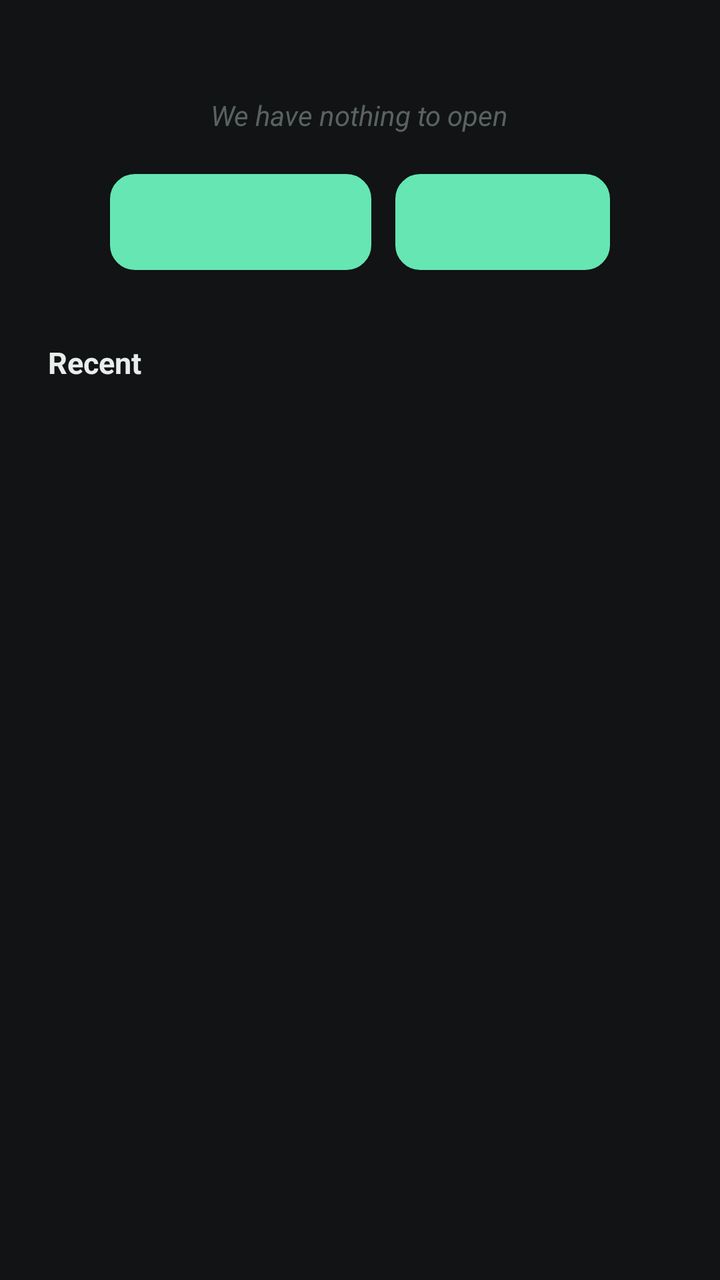
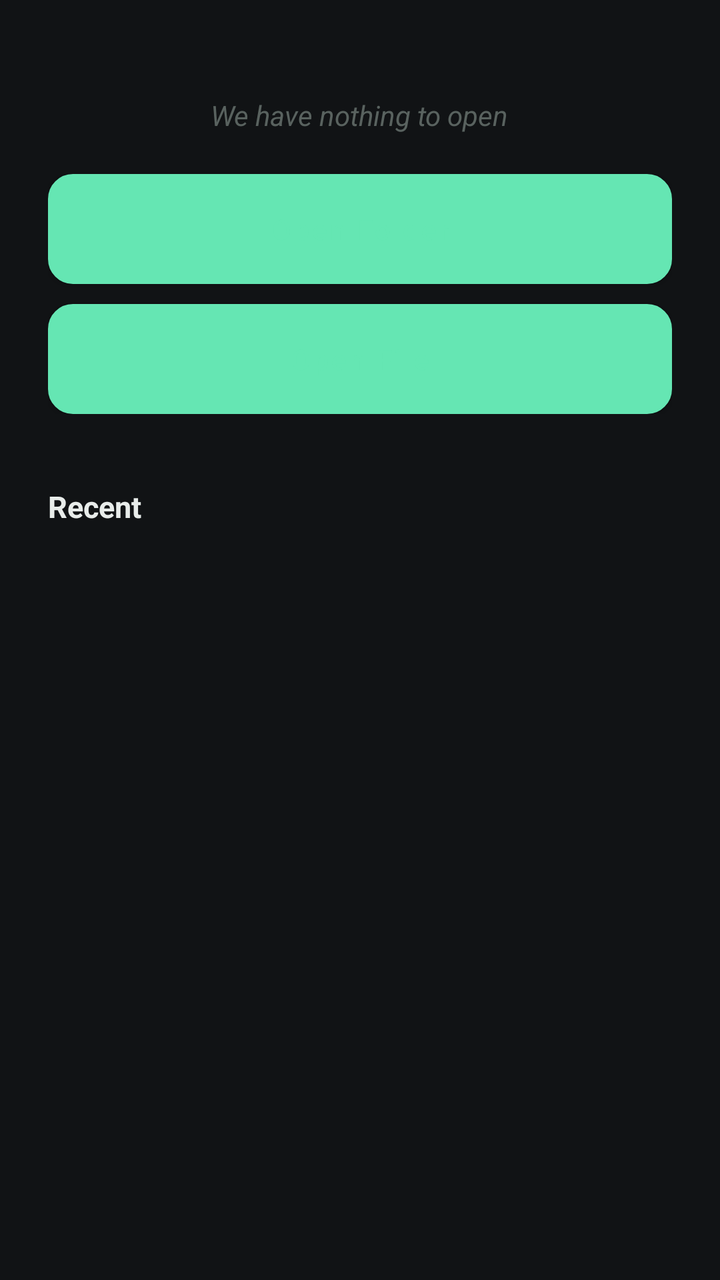

An Android layout rendered at two revisions. The XML below is the earlier revision; the diff shows what the commit changed to produce the second picture.
<!-- AndroidManifest.xml: application theme Theme.PyEdit -->
<!-- res/layout/view_main_workspace.xml -->
<?xml version="1.0" encoding="utf-8"?>
<FrameLayout xmlns:android="http://schemas.android.com/apk/res/android"
    android:layout_width="match_parent"
    android:layout_height="match_parent"
    android:background="@color/editor_background">

    
    <LinearLayout
        android:id="@+id/group_empty_state"
        android:layout_width="match_parent"
        android:layout_height="match_parent"
        android:orientation="vertical"
        android:gravity="center_horizontal"
        android:paddingTop="48dp"
        android:paddingStart="24dp"
        android:paddingEnd="24dp">

        <TextView
            android:layout_width="wrap_content"
            android:layout_height="wrap_content"
            android:text="@string/nothing_to_open"
            android:textColor="@color/text_comment"
            android:textStyle="italic"
            android:alpha="0.7"
            android:textSize="14sp"
            android:layout_marginBottom="20dp" />

        <LinearLayout
            android:layout_width="wrap_content"
            android:layout_height="wrap_content"
            android:orientation="horizontal">

            <Button
                android:id="@+id/btn_open_folder"
                style="?android:attr/borderlessButtonStyle"
                android:layout_width="wrap_content"
                android:layout_height="wrap_content"
                android:text="@string/open_folder"
                android:textColor="@color/mint_primary"
                android:layout_marginEnd="12dp"
                android:background="@drawable/popup_bg"
                android:paddingStart="20dp"
                android:paddingEnd="20dp" />

            <Button
                android:id="@+id/btn_open_file"
                style="?android:attr/borderlessButtonStyle"
                android:layout_width="wrap_content"
                android:layout_height="wrap_content"
                android:text="@string/open_file"
                android:textColor="@color/mint_primary"
                android:background="@drawable/popup_bg"
                android:paddingStart="20dp"
                android:paddingEnd="20dp" />

        </LinearLayout>

        <TextView
            android:layout_width="match_parent"
            android:layout_height="wrap_content"
            android:text="@string/drawer_recent"
            android:textStyle="bold"
            android:textColor="@color/text_normal"
            android:textSize="15sp"
            android:layout_marginTop="36dp"
            android:layout_marginBottom="8dp" />

        <androidx.recyclerview.widget.RecyclerView
            android:id="@+id/rv_recent_files_main"
            android:layout_width="match_parent"
            android:layout_height="0dp"
            android:layout_weight="1" />

    </LinearLayout>

    
    <LinearLayout
        android:id="@+id/group_folder_browse"
        android:layout_width="match_parent"
        android:layout_height="match_parent"
        android:orientation="vertical"
        android:visibility="gone">

        <TextView
            android:id="@+id/tv_no_python_files_main"
            android:layout_width="match_parent"
            android:layout_height="wrap_content"
            android:text="@string/no_python_files"
            android:textColor="@color/text_comment"
            android:textStyle="italic"
            android:alpha="0.7"
            android:textSize="14sp"
            android:gravity="center"
            android:paddingTop="48dp"
            android:visibility="gone" />

        <androidx.recyclerview.widget.RecyclerView
            android:id="@+id/rv_folder_browse_main"
            android:layout_width="match_parent"
            android:layout_height="match_parent"
            android:paddingTop="8dp" />

    </LinearLayout>

</FrameLayout>
<!-- resources referenced by this layout -->
<resources>
  <color name="editor_background">#111315</color>
  <color name="mint_primary">#65E6B3</color>
  <color name="text_comment">#78857F</color>
  <color name="text_normal">#E8ECEA</color>
  <!-- drawable popup_bg (drawable) -->
  <?xml version="1.0" encoding="utf-8"?>
  <shape xmlns:android="http://schemas.android.com/apk/res/android"
      android:shape="rectangle">
      <solid android:color="@color/popup_background" />
      <corners android:radius="12dp" />
      <stroke
          android:width="1dp"
          android:color="@color/border_divider" />
  </shape>
  <string name="drawer_recent">Recent</string>
  <string name="no_python_files">There is no python file inside this folder</string>
  <string name="nothing_to_open">We have nothing to open</string>
  <string name="open_file">Open File</string>
  <string name="open_folder">Open Folder</string>
  <style name="Theme.PyEdit" parent="Theme.MaterialComponents.NoActionBar">
          <item name="colorPrimary">@color/mint_primary</item>
          <item name="colorPrimaryDark">@color/topbar_background</item>
          <item name="colorAccent">@color/mint_primary</item>
          <item name="android:windowBackground">@color/editor_background</item>
          <item name="android:statusBarColor">@color/topbar_background</item>
          <item name="android:navigationBarColor">@color/editor_background</item>
          <item name="android:textColor">@color/text_normal</item>
          <item name="android:textColorPrimary">@color/text_normal</item>
          <item name="android:windowLightStatusBar">false</item>
      </style>
  <color name="popup_background">#1C2023</color>
  <color name="border_divider">#292F2D</color>
  <color name="topbar_background">#181B1E</color>
</resources>

<!-- the commit's change to res/layout/view_main_workspace.xml (unified diff, before → after) -->
@@ -4,7 +4,6 @@
     android:layout_height="match_parent"
     android:background="@color/editor_background">
 
-    
     <LinearLayout
         android:id="@+id/group_empty_state"
         android:layout_width="match_parent"
@@ -25,33 +24,34 @@
             android:textSize="14sp"
             android:layout_marginBottom="20dp" />
 
+        
         <LinearLayout
-            android:layout_width="wrap_content"
+            android:layout_width="match_parent"
             android:layout_height="wrap_content"
-            android:orientation="horizontal">
+            android:orientation="vertical">
 
             <Button
                 android:id="@+id/btn_open_folder"
-                style="?android:attr/borderlessButtonStyle"
-                android:layout_width="wrap_content"
+                android:layout_width="match_parent"
                 android:layout_height="wrap_content"
                 android:text="@string/open_folder"
                 android:textColor="@color/mint_primary"
-                android:layout_marginEnd="12dp"
+                android:textAllCaps="false"
                 android:background="@drawable/popup_bg"
-                android:paddingStart="20dp"
-                android:paddingEnd="20dp" />
+                android:paddingTop="12dp"
+                android:paddingBottom="12dp"
+                android:layout_marginBottom="10dp" />
 
             <Button
                 android:id="@+id/btn_open_file"
-                style="?android:attr/borderlessButtonStyle"
-                android:layout_width="wrap_content"
+                android:layout_width="match_parent"
                 android:layout_height="wrap_content"
                 android:text="@string/open_file"
                 android:textColor="@color/mint_primary"
+                android:textAllCaps="false"
                 android:background="@drawable/popup_bg"
-                android:paddingStart="20dp"
-                android:paddingEnd="20dp" />
+                android:paddingTop="12dp"
+                android:paddingBottom="12dp" />
 
         </LinearLayout>
 
@@ -73,7 +73,6 @@
 
     </LinearLayout>
 
-    
     <LinearLayout
         android:id="@+id/group_folder_browse"
         android:layout_width="match_parent"
